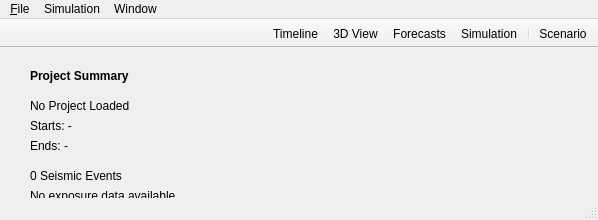
Before: the Qt Designer form atls/ui/views/mainwindow.ui in swiss-seismological-service/hermes, drawn with Qt 5.
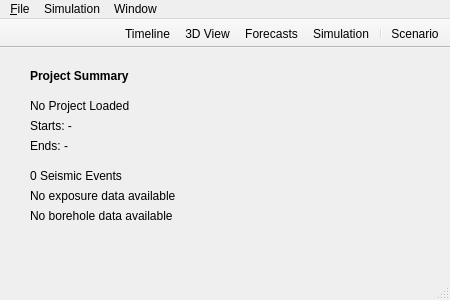
After: the same form once the commit is applied. Icons and pictures are not drawn.

Commit message: Fix geometry and resizing in mainwindow and settingswindow UI files

```diff
--- a/atls/ui/views/mainwindow.ui
+++ b/atls/ui/views/mainwindow.ui
@@ -6,10 +6,22 @@
    <rect>
     <x>0</x>
     <y>0</y>
-    <width>598</width>
-    <height>220</height>
+    <width>450</width>
+    <height>300</height>
    </rect>
   </property>
+  <property name="minimumSize">
+   <size>
+    <width>450</width>
+    <height>300</height>
+   </size>
+  </property>
+  <property name="maximumSize">
+   <size>
+    <width>450</width>
+    <height>300</height>
+   </size>
+  </property>
   <property name="windowTitle">
    <string>ATLS</string>
   </property>
@@ -120,8 +132,8 @@
     <rect>
      <x>0</x>
      <y>0</y>
-     <width>598</width>
-     <height>22</height>
+     <width>450</width>
+     <height>25</height>
     </rect>
    </property>
    <widget class="QMenu" name="menu_File">
```
The commit also changes 2 other files.
